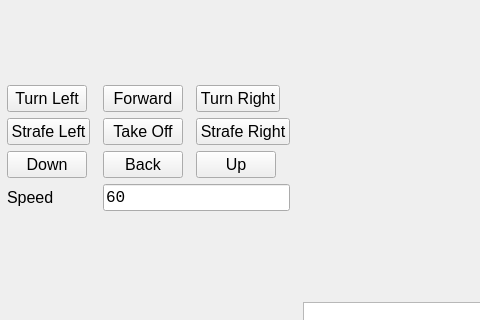
Qt form PySide2GUI/ui/WubaGUI.ui (vladosaurus/tello) before a commit; both pictures show x 0 to 480 and y 0 to 320 of the 1080 by 720 pixel window.
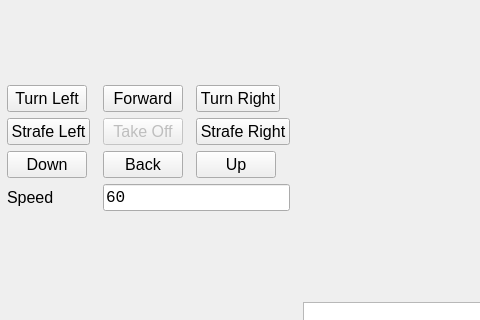
The same form after that commit.

Diff of the .ui file:
```diff
--- a/PySide2GUI/ui/WubaGUI.ui
+++ b/PySide2GUI/ui/WubaGUI.ui
@@ -58,6 +58,9 @@
        </item>
        <item row="1" column="1">
         <widget class="QPushButton" name="bTakeOffLand_2">
+         <property name="enabled">
+          <bool>false</bool>
+         </property>
          <property name="sizePolicy">
           <sizepolicy hsizetype="Fixed" vsizetype="Fixed">
            <horstretch>0</horstretch>
```
